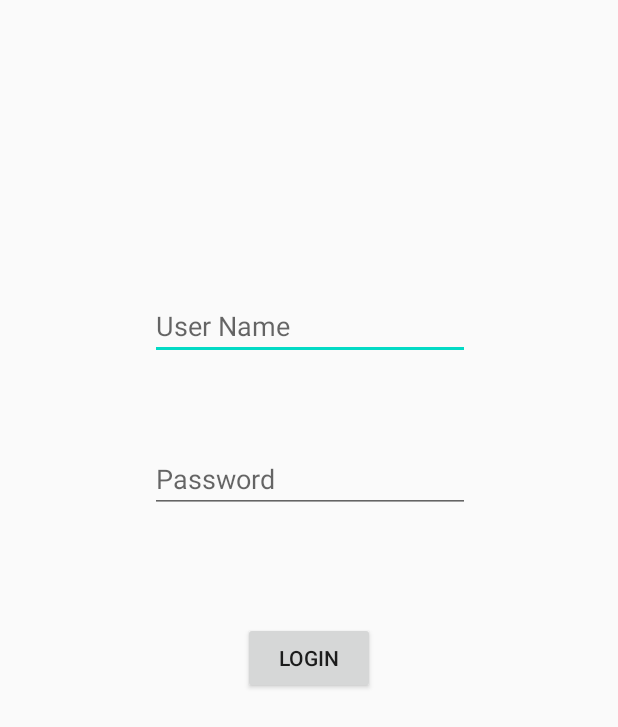
After one commit to Halwahadi/RefreshX, an Android app: the LoginActivity screen opened directly, with no data from a screen before it, on a phone screen of 412 x 824 dp. The commit adds this screen. Shown: the top 727 px of the screen. Run offline under Robolectric (Android 15) with nearby library versions, the phone set to English and light mode, and no system bars.

Commit message:
merging login and register

```diff
--- a/app/src/main/AndroidManifest.xml
+++ b/app/src/main/AndroidManifest.xml
@@ -9,7 +9,8 @@
         android:roundIcon="@mipmap/ic_launcher_round"
         android:supportsRtl="true"
         android:theme="@style/AppTheme">
-        <activity android:name=".LandingPage"></activity>
+        <activity android:name=".LoginActivity"></activity>
+        <activity android:name=".LandingPage" />
         <activity
             android:name=".SplashScreen"
             android:theme="@style/Theme.AppCompat.NoActionBar">
--- a/app/src/main/java/edu/gsu/refreshx/LandingPage.java
+++ b/app/src/main/java/edu/gsu/refreshx/LandingPage.java
@@ -15,10 +15,18 @@ public class LandingPage extends AppCompatActivity {
         setContentView(R.layout.activity_landing_page);
     }
 
-    public void register (View view) {
+    public void register(View view) {
         Intent i = new Intent(LandingPage.this, RegisterActivity.class);
         startActivity(i);
 
         finish();
     }
+
+
+    public void login(View view) {
+        Intent i = new Intent(LandingPage.this, LoginActivity.class);
+        startActivity(i);
+
+        finish();
+    }
 }
--- /dev/null
+++ b/app/src/main/java/edu/gsu/refreshx/LoginActivity.java
@@ -0,0 +1,44 @@
+package edu.gsu.refreshx;
+
+import android.content.Intent;
+import androidx.appcompat.app.AppCompatActivity;
+import android.os.Bundle;
+import android.view.View;
+import android.widget.Button;
+import android.widget.EditText;
+import android.widget.TextView;
+
+public class LoginActivity extends AppCompatActivity {
+
+    private EditText Name;
+    private EditText Password;
+    private Button Login;
+
+
+    @Override
+    protected void onCreate(Bundle savedInstanceState) {
+        super.onCreate(savedInstanceState);
+        setContentView(R.layout.activity_login);
+
+        Name = (EditText) findViewById(R.id.Name);
+        Password = (EditText) findViewById(R.id.Password);
+        Login = (Button) findViewById(R.id.btnLogin);
+
+
+
+        Login.setOnClickListener(new View.OnClickListener() {
+            @Override
+            public void onClick(View view) {
+                validate(Name.getText().toString(), Password.getText().toString());
+            }
+        });
+    }
+
+    private void validate(String userName, String userPassword) {
+        if ((userName.equals("Drinks")) && (userPassword.equals("Drinks"))) {
+            Intent intent = new Intent(LoginActivity.this, SecondActivity.class);
+            startActivity(intent);
+        }
+
+    }
+}
--- a/app/src/main/res/layout/activity_landing_page.xml
+++ b/app/src/main/res/layout/activity_landing_page.xml
@@ -99,6 +99,7 @@
         android:layout_marginBottom="52dp"
         android:background="@drawable/light_purple_button"
         android:fontFamily="@font/montserrat"
+        android:onClick="login"
         android:text="Log In"
         android:textColor="@android:color/white"
         app:layout_constraintBottom_toBottomOf="parent"
--- /dev/null
+++ b/app/src/main/res/layout/activity_login.xml
@@ -0,0 +1,60 @@
+<?xml version="1.0" encoding="utf-8"?>
+<androidx.constraintlayout.widget.ConstraintLayout xmlns:android="http://schemas.android.com/apk/res/android"
+    xmlns:app="http://schemas.android.com/apk/res-auto"
+    xmlns:tools="http://schemas.android.com/tools"
+    android:layout_width="match_parent"
+    android:layout_height="match_parent"
+    tools:context=".LoginActivity">
+
+    <EditText
+        android:id="@+id/Name"
+        android:layout_width="wrap_content"
+        android:layout_height="wrap_content"
+        android:layout_marginBottom="8dp"
+        android:layout_marginLeft="8dp"
+        android:layout_marginRight="8dp"
+        android:layout_marginTop="8dp"
+        android:ems="10"
+        android:hint="User Name"
+        android:inputType="textPersonName"
+        app:layout_constraintBottom_toBottomOf="parent"
+        app:layout_constraintHorizontal_bias="0.503"
+        app:layout_constraintLeft_toLeftOf="parent"
+        app:layout_constraintRight_toRightOf="parent"
+        app:layout_constraintTop_toTopOf="parent"
+        app:layout_constraintVertical_bias="0.245" />
+
+    <EditText
+        android:id="@+id/Password"
+        android:layout_width="wrap_content"
+        android:layout_height="wrap_content"
+        android:layout_marginBottom="8dp"
+        android:layout_marginLeft="8dp"
+        android:layout_marginRight="8dp"
+        android:layout_marginTop="8dp"
+        android:ems="10"
+        android:hint="Password"
+        android:inputType="textPassword"
+        app:layout_constraintBottom_toBottomOf="parent"
+        app:layout_constraintHorizontal_bias="0.503"
+        app:layout_constraintLeft_toLeftOf="parent"
+        app:layout_constraintRight_toRightOf="parent"
+        app:layout_constraintTop_toBottomOf="@+id/Name"
+        app:layout_constraintVertical_bias="0.093" />
+
+    <Button
+        android:id="@+id/btnLogin"
+        android:layout_width="wrap_content"
+        android:layout_height="wrap_content"
+        android:layout_marginBottom="8dp"
+        android:layout_marginLeft="8dp"
+        android:layout_marginRight="8dp"
+        android:layout_marginTop="8dp"
+        android:text="Login"
+        app:layout_constraintBottom_toBottomOf="parent"
+        app:layout_constraintLeft_toLeftOf="parent"
+        app:layout_constraintRight_toRightOf="parent"
+        app:layout_constraintTop_toBottomOf="@+id/Password"
+        app:layout_constraintVertical_bias="0.154" />
+
+    </androidx.constraintlayout.widget.ConstraintLayout>
```
